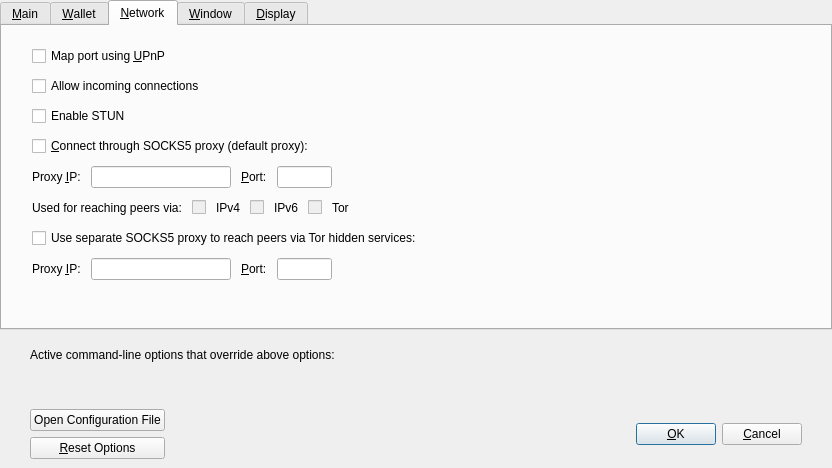
This is src/qt/forms/optionsdialog.ui in Hydra-Chain/node as Qt 5 draws it before an edit. The edited form follows.
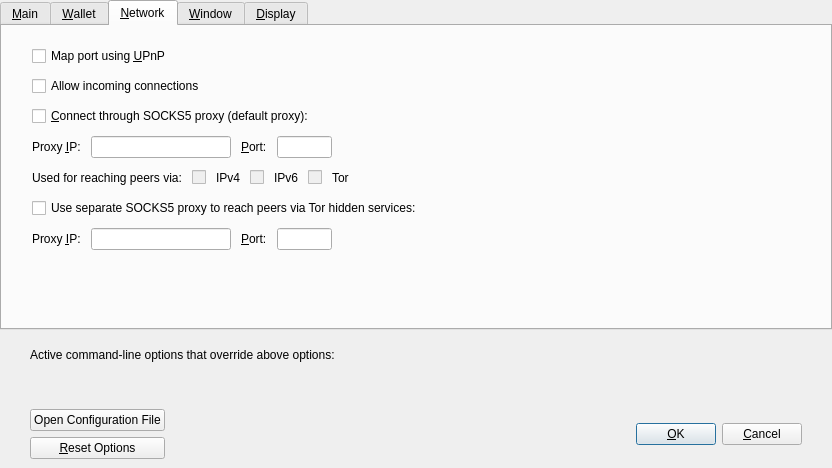
This is the edited form. Custom widgets are drawn as their Qt base class.

Commit message: remove stun feature, enable log events by default, disable using change address by default

What changed in the file:
```diff
--- a/src/qt/forms/optionsdialog.ui
+++ b/src/qt/forms/optionsdialog.ui
@@ -423,13 +423,6 @@
          </property>
         </widget>
        </item>
-       <item>
-        <widget class="QCheckBox" name="enableSTUN">
-         <property name="text">
-          <string>Enable STUN</string>
-         </property>
-        </widget>
-       </item>
        <item>
         <widget class="QCheckBox" name="connectSocks">
          <property name="toolTip">
```
The commit also changes 12 other files.
